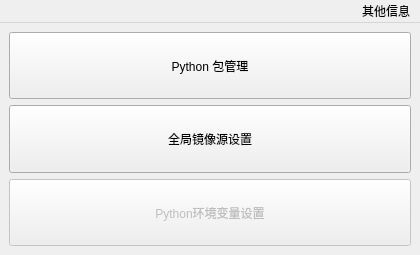
Before: the Qt Designer form AwesomePyKit/interface/mainly.ui in hrpzcf/AwesomePyKit, drawn with Qt 5.
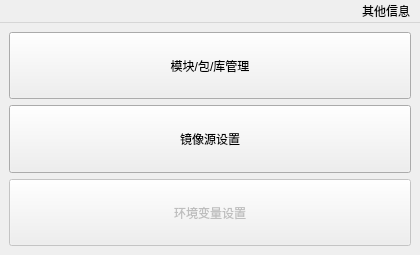
After: the same form once the commit is applied.

Commit message: refactor: 主窗口和包管理器UI调整，程序入口重命名

```diff
--- a/AwesomePyKit/interface/mainly.ui
+++ b/AwesomePyKit/interface/mainly.ui
@@ -46,7 +46,7 @@
          <string>管理不同 Python 环境中的第三方包、库。</string>
         </property>
         <property name="text">
-         <string>Python 包管理</string>
+         <string>模块/包/库管理</string>
         </property>
        </widget>
       </item>
@@ -62,7 +62,7 @@
          <string>设置 pip 全局镜像源地址。</string>
         </property>
         <property name="text">
-         <string>全局镜像源设置</string>
+         <string>镜像源设置</string>
         </property>
        </widget>
       </item>
@@ -81,7 +81,7 @@
          <string>（功能尚未完成）将 Python 安装目录路径添加进环境变量 PATH。</string>
         </property>
         <property name="text">
-         <string>Python环境变量设置</string>
+         <string>环境变量设置</string>
         </property>
        </widget>
       </item>
```
Left out of the diff: 2 changed lines with no effect on the pictures. The commit also changes 4 other files.
